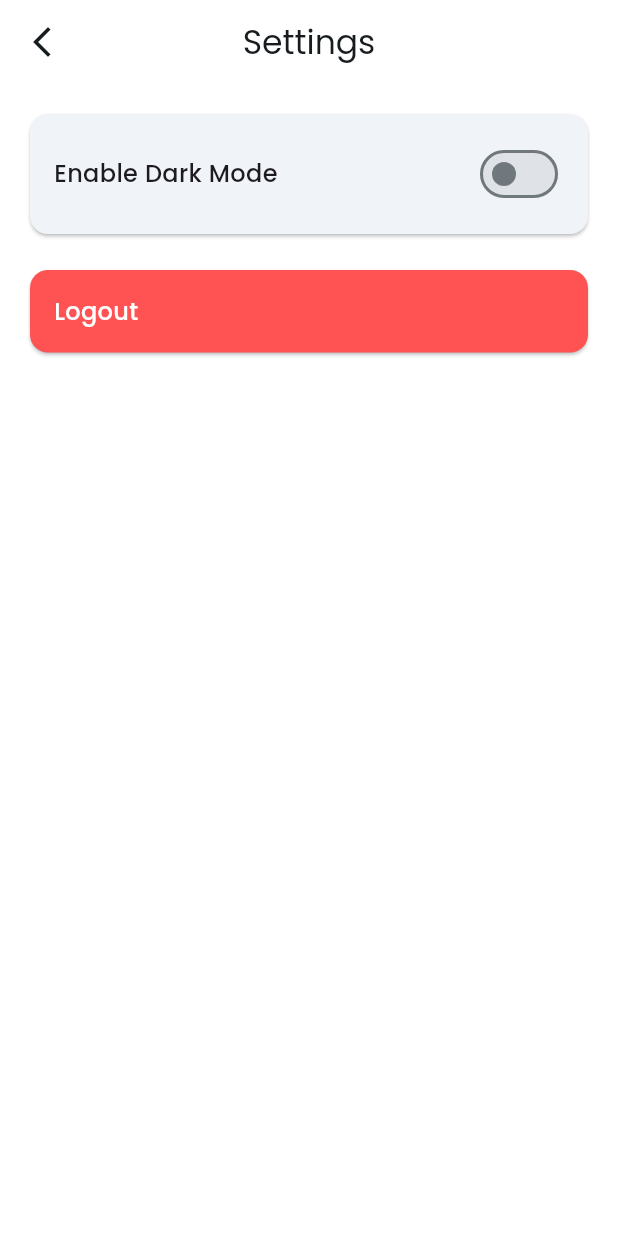
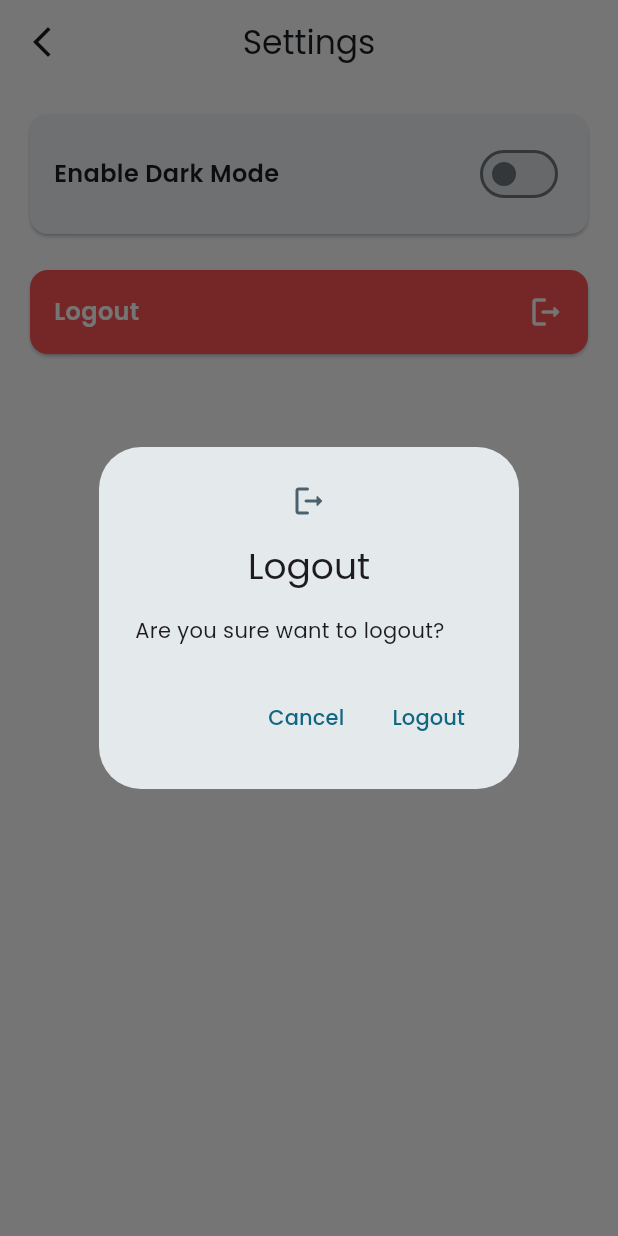
Before and after one commit to quiraa/storyzshare, a Flutter app: the SettingsScreen screen opened directly, after a tap on "Logout", on a phone screen of 412 x 824 dp. Run offline on Flutter 3.47's test engine with Material 3 defaults, Android fonts, the light colour scheme and no system bars; our stand-ins replace cached_network_image, dio, flutter_bloc, flutter_hooks, get_it, google_fonts and 4 more; missing offline and left inert: dart:ffi; accounts and stored records are empty; generated files the repository leaves out were written again; network calls fail.

Commit message:
final commit

```diff
--- a/lib/features/story/presentation/blocs/upload/upload_event.dart
+++ b/lib/features/story/presentation/blocs/upload/upload_event.dart
@@ -7,6 +7,10 @@ abstract class UploadEvent {
   const UploadEvent({this.photo, this.description});
 }
 
+class UploadInitialEvent extends UploadEvent {
+  const UploadInitialEvent();
+}
+
 class UploadStoryEvent extends UploadEvent {
   const UploadStoryEvent(
     File photo,
--- a/lib/features/story/presentation/screens/login_screen.dart
+++ b/lib/features/story/presentation/screens/login_screen.dart
@@ -59,11 +59,7 @@ class LoginScreen extends HookWidget {
               actions: [
                 TextButton(
                   onPressed: () {
-                    AppRouter.push(
-                      context,
-                      Screens.story,
-                      args: state.response!.loginResult.token,
-                    );
+                    AppRouter.pushAndRemoveUntil(context, Screens.story);
                   },
                   child: const Text('OK  '),
                 )
--- a/lib/features/story/presentation/screens/settings_screen.dart
+++ b/lib/features/story/presentation/screens/settings_screen.dart
@@ -1,16 +1,19 @@
 import 'package:flutter/material.dart';
 import 'package:flutter_hooks/flutter_hooks.dart';
 import 'package:flutter_story_app/config/routes/route_config.dart';
-import 'package:flutter_story_app/config/themes/typography.dart';
+import 'package:flutter_story_app/config/routes/screens.dart';
+import 'package:flutter_story_app/features/story/data/preferences/user_preference.dart';
 
 class SettingsScreen extends HookWidget {
   const SettingsScreen({Key? key}) : super(key: key);
 
   @override
   Widget build(BuildContext context) {
+    final switchState = useState<bool>(false);
+
     return Scaffold(
       appBar: _appBar(context),
-      body: _buildBody(context),
+      body: _buildBody(context, switchState),
     );
   }
 
@@ -25,24 +28,27 @@ class SettingsScreen extends HookWidget {
     );
   }
 
-  Widget _buildBody(BuildContext context) {
+  Widget _buildBody(
+    BuildContext context,
+    ValueNotifier<bool> switchState,
+  ) {
     return SingleChildScrollView(
       child: Column(
         children: [
           Padding(
             padding: const EdgeInsets.all(16.0),
-            child: _buildDarkModeButton(),
+            child: _buildDarkModeButton(switchState),
           ),
           Padding(
             padding: const EdgeInsets.symmetric(horizontal: 16.0),
-            child: _buildLogoutButton(),
+            child: _buildLogoutButton(context),
           ),
         ],
       ),
     );
   }
 
-  Widget _buildDarkModeButton() {
+  Widget _buildDarkModeButton(ValueNotifier<bool> switchState) {
     return Card(
       child: Padding(
         padding: const EdgeInsets.all(16.0),
@@ -52,37 +58,96 @@ class SettingsScreen extends HookWidget {
               flex: 1,
               child: Text(
                 'Enable Dark Mode',
-                style: StoryTypography.authSubtitle,
+                style: TextStyle(
+                  fontSize: 16.0,
+                  fontWeight: FontWeight.w600,
                 ),
               ),
-            Switch(value: false, onChanged: (bool? newValue) {})
+            ),
+            Switch(
+              value: switchState.value,
+              onChanged: (bool newValue) {
+                switchState.value = newValue;
+              },
+            )
           ],
         ),
       ),
     );
   }
 
-  Widget _buildLogoutButton() {
+  Widget _buildLogoutButton(BuildContext context) {
     return SizedBox(
       width: double.maxFinite,
       child: Card(
         clipBehavior: Clip.antiAlias,
         color: Colors.redAccent,
         child: InkWell(
-          onTap: () {},
+          onTap: () {
+            logout(context);
+          },
           child: const Padding(
             padding: EdgeInsets.all(16.0),
+            child: Row(
+              children: [
+                Expanded(
+                  flex: 1,
                   child: Text(
                     'Logout',
                     style: TextStyle(
                       fontSize: 16.0,
-                fontWeight: FontWeight.w500,
+                      fontWeight: FontWeight.w600,
                       color: Colors.white,
                     ),
+                  ),
+                ),
+                Expanded(
+                  flex: 0,
+                  child: Icon(
+                    Icons.logout_rounded,
+                    color: Colors.white,
+                  ),
+                )
+              ],
             ),
           ),
         ),
       ),
     );
   }
+
+  void logout(BuildContext context) async {
+    bool? confirmed = await showConfirmationDialog(context);
+    if (confirmed == true) {
+      await UserPreference.clearToken();
+      AppRouter.pushAndRemoveUntil(context, Screens.login);
     }
+  }
+
+  Future<bool?> showConfirmationDialog(BuildContext context) async {
+    return showDialog(
+      context: context,
+      builder: (context) {
+        return AlertDialog(
+          icon: const Icon(Icons.logout_rounded),
+          title: const Text(
+            'Logout',
+          ),
+          content: const Text('Are you sure want to logout?'),
+          actions: [
+            TextButton(
+              onPressed: () => Navigator.of(context).pop(false),
+              child: const Text('Cancel'),
+            ),
+            TextButton(
+              onPressed: () {
+                Navigator.of(context).pop(true);
+              },
+              child: const Text('Logout'),
+            ),
+          ],
+        );
+      },
+    );
+  }
+}
```
Also changed, not shown: lib/config/routes/route_config.dart (+10 -0 lines), lib/features/story/presentation/blocs/upload/upload_bloc.dart (+8 -0 lines), lib/features/story/presentation/screens/story_screen.dart (+8 -1 lines). Lines whose indentation alone changed are shown as unchanged.
